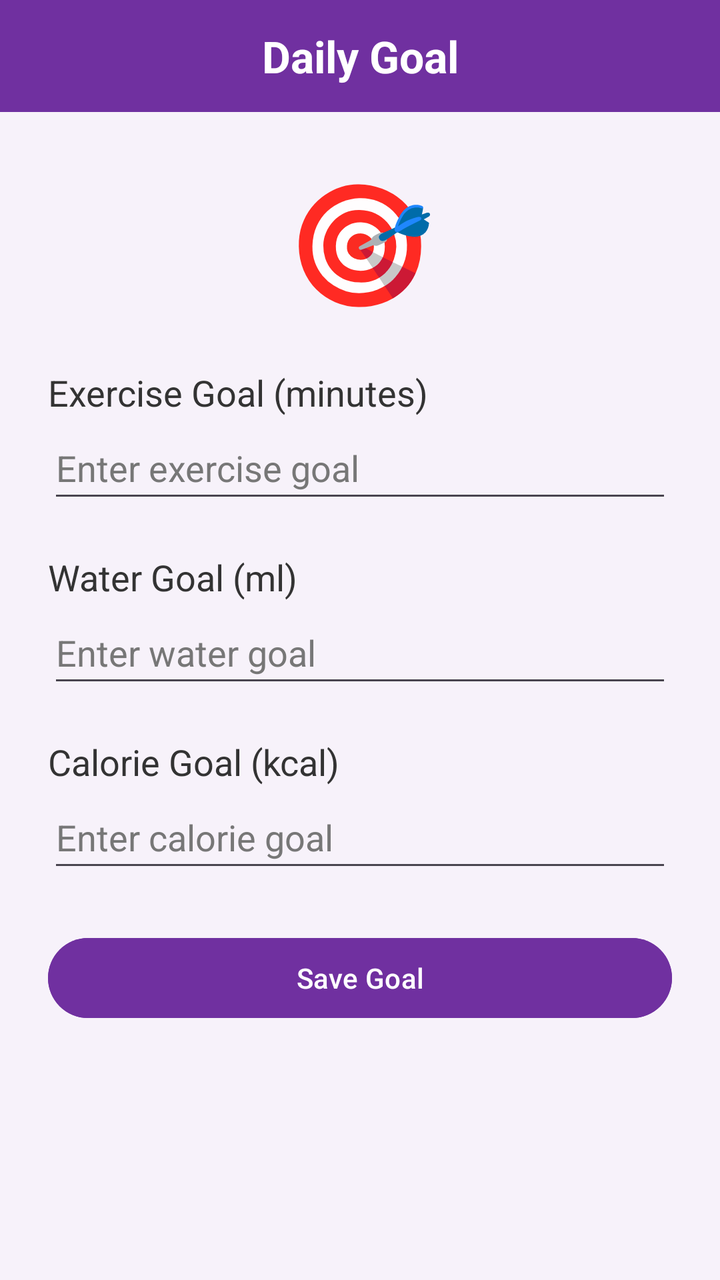
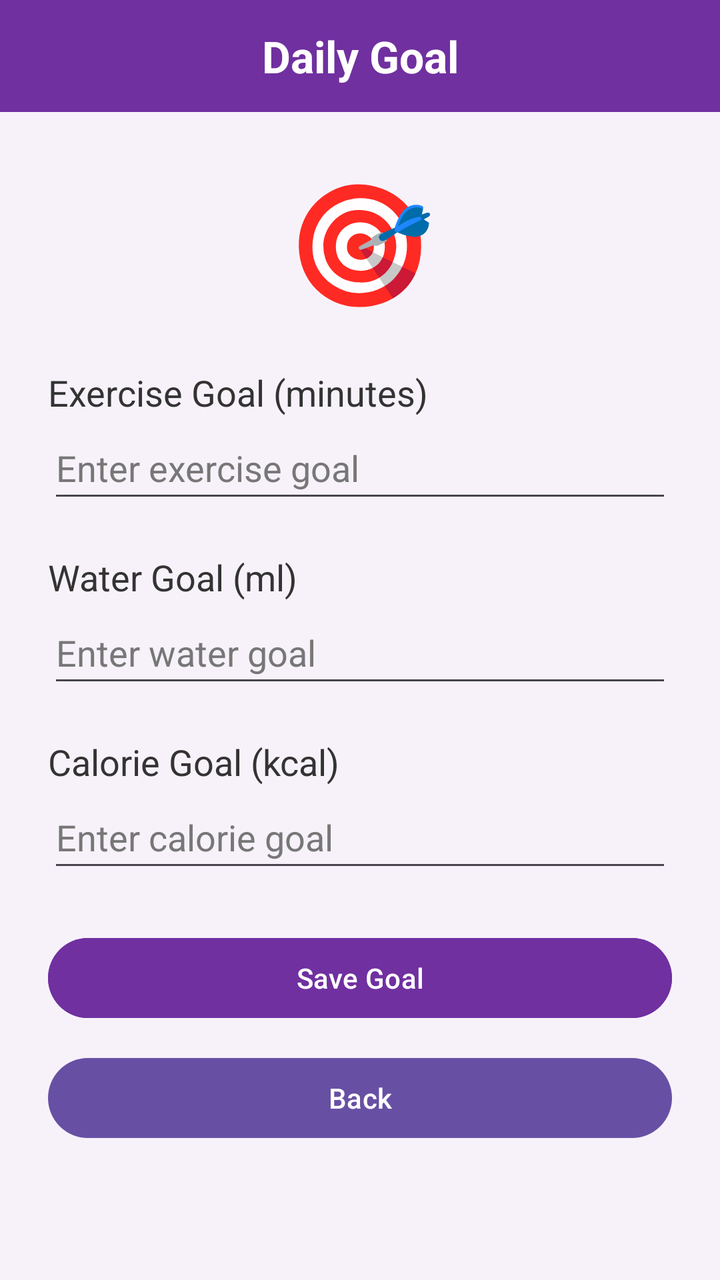

Before-and-after screenshots of an Android layout around one commit, followed by the original layout XML and the change that was made.
<!-- AndroidManifest.xml: application theme Theme.MobileAppProject_FitnessTracker -->
<!-- res/layout/activity_goal.xml -->
<LinearLayout xmlns:android="http://schemas.android.com/apk/res/android"
    android:layout_width="match_parent"
    android:layout_height="match_parent"
    android:orientation="vertical"
    android:background="#F7F2FA">
    <TextView
        android:layout_width="match_parent"
        android:layout_height="56dp"
        android:background="#7030A0"
        android:gravity="center"
        android:text="Daily Goal"
        android:textColor="#FFFFFF"
        android:textSize="22sp"
        android:textStyle="bold"/>



        <LinearLayout
            android:layout_width="match_parent"
            android:layout_height="wrap_content"
            android:orientation="vertical"
            android:padding="24dp">

            <TextView
                android:layout_width="match_parent"
                android:layout_height="wrap_content"
                android:gravity="center"
                android:text="🎯"
                android:textSize="60sp"
                android:layout_marginBottom="24dp"/>

            <TextView
                android:layout_width="match_parent"
                android:layout_height="wrap_content"
                android:text="Exercise Goal (minutes)"
                android:textColor="#333333"
                android:textSize="18sp"/>

            <EditText
                android:id="@+id/etExerciseGoal"
                android:layout_width="match_parent"
                android:layout_height="wrap_content"
                android:minHeight="48dp"
                android:hint="Enter exercise goal"
                android:inputType="number"
                android:textColor="#333333"
                android:textColorHint="#777777"
                android:layout_marginBottom="20dp"/>

            <TextView
                android:layout_width="match_parent"
                android:layout_height="wrap_content"
                android:text="Water Goal (ml)"
                android:textColor="#333333"
                android:textSize="18sp"/>

            <EditText
                android:id="@+id/etWaterGoal"
                android:layout_width="match_parent"
                android:layout_height="wrap_content"
                android:minHeight="48dp"
                android:hint="Enter water goal"
                android:inputType="number"
                android:textColor="#333333"
                android:textColorHint="#777777"
                android:layout_marginBottom="20dp"/>

            <TextView
                android:layout_width="match_parent"
                android:layout_height="wrap_content"
                android:text="Calorie Goal (kcal)"
                android:textColor="#333333"
                android:textSize="18sp"/>

            <EditText
                android:id="@+id/etCalorieGoal"
                android:layout_width="match_parent"
                android:layout_height="wrap_content"
                android:minHeight="48dp"
                android:hint="Enter calorie goal"
                android:inputType="number"
                android:textColor="#333333"
                android:textColorHint="#777777"
                android:layout_marginBottom="24dp"/>

            <Button
                android:id="@+id/btnSaveGoal"
                android:layout_width="match_parent"
                android:layout_height="wrap_content"
                android:text="Save Goal"
                android:textAllCaps="false"
                android:textColor="#FFFFFF"
                android:backgroundTint="#7030A0"/>

        </LinearLayout>
</LinearLayout>
<!-- resources referenced by this layout -->
<resources>
  <style name="Theme.MobileAppProject_FitnessTracker" parent="Base.Theme.MobileAppProject_FitnessTracker" />
  <style name="Base.Theme.MobileAppProject_FitnessTracker" parent="Theme.Material3.DayNight.NoActionBar">
          
          
      </style>
</resources>

<!-- the commit's change to res/layout/activity_goal.xml (unified diff, before → after) -->
@@ -91,6 +91,13 @@
                 android:textAllCaps="false"
                 android:textColor="#FFFFFF"
                 android:backgroundTint="#7030A0"/>
+            <Button
+                android:id="@+id/btnBack"
+                android:layout_width="match_parent"
+                android:layout_height="wrap_content"
+                android:layout_marginTop="12dp"
+                android:text="Back"
+                android:textAllCaps="false"/>
 
         </LinearLayout>
 </LinearLayout>
